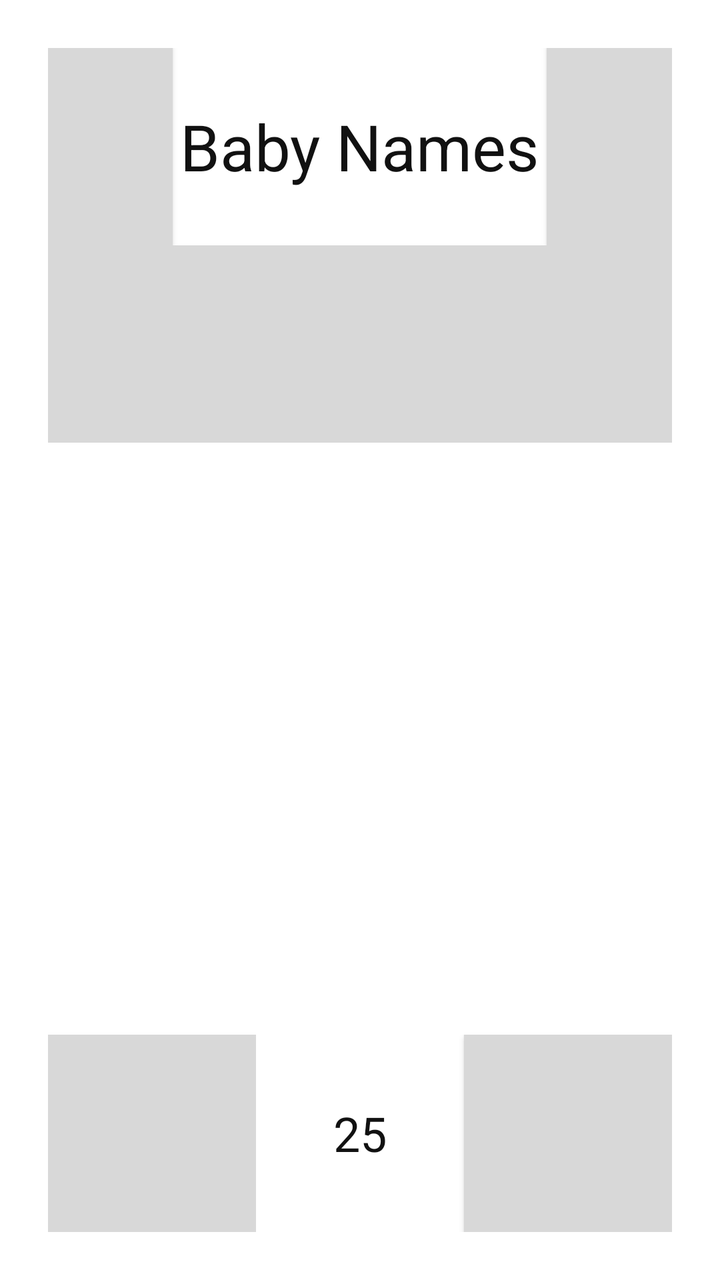
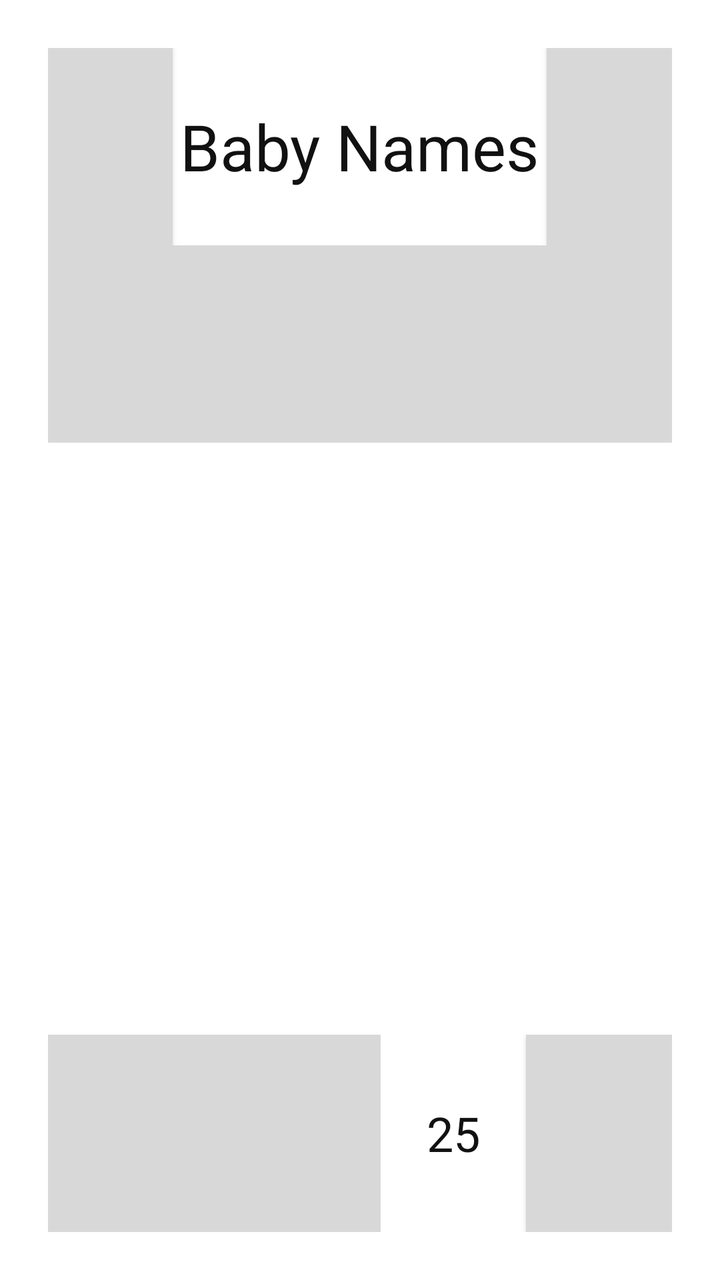

The first picture is an Android layout as it rendered before a commit; the second is the same layout after the commit. The layout source and the unified diff follow.
<!-- AndroidManifest.xml: application theme AppTheme -->
<!-- res/layout/home.xml -->
<LinearLayout
     xmlns:android="http://schemas.android.com/apk/res/android"
     xmlns:tools="http://schemas.android.com/tools"
     android:id="@+id/bg"
     android:background="@color/white"
     android:orientation="vertical"
     android:layout_width="match_parent"
     android:layout_height="match_parent"
     android:padding="@dimen/largeMargin"
     tools:context=".Home">

     <LinearLayout
          android:orientation="horizontal"
          android:layout_width="fill_parent"
          android:layout_height="0dp"
          android:layout_weight="1">

          <Button
               android:id="@+id/account"
               android:onClick="account"
               android:text=""
               android:foreground="@drawable/tool_account" android:foregroundGravity="center"
               android:gravity="center"
               android:padding="@dimen/smallMargin"
               android:layout_height="fill_parent"
               android:layout_width="0dp"
               android:layout_weight="1"
               android:background="@color/gray"
               android:layout_gravity="center_horizontal"/>

          <TextView
               android:id="@+id/homePage"
               android:text="@string/homePage"
               android:textColor="@color/text_primary"
               android:gravity="center"
               android:textSize="@dimen/largeText"
               android:layout_height="fill_parent"
               android:layout_width="0dp"
               android:layout_weight="3"/>

          <Button
               android:id="@+id/myList"
               android:onClick="myList"
               android:text=""
               android:foreground="@drawable/tool_star" android:foregroundGravity="center"
               android:gravity="center"
               android:padding="@dimen/smallMargin"
               android:layout_width="0dp"
               android:layout_height="fill_parent"
               android:layout_weight="1"
               android:background="@color/gray"/>

     </LinearLayout>

     <LinearLayout
          android:orientation="horizontal"
          android:id="@+id/genderButtonsLayout"
          android:gravity="center"
          android:layout_height="0dp"
          android:layout_width="fill_parent"
          android:layout_weight="1">

          <Button
               android:id="@+id/boys"
               android:onClick="boys"
               android:text=""
               android:foreground="@drawable/ic_boy" android:foregroundGravity="center"
               android:gravity="center"
               android:padding="@dimen/smallMargin"
               android:layout_width="0dp"
               android:layout_height="fill_parent"
               android:layout_weight="1"
               android:background="@color/gray"/>

          <Button
               android:background="@color/gray"
               android:id="@+id/all"
               android:onClick="all"
               android:text=""
               android:foreground="@drawable/ic_baby" android:foregroundGravity="center"
               android:gravity="center"
               android:padding="@dimen/smallMargin"
               android:layout_width="0dp"
               android:layout_height="fill_parent"
               android:layout_weight="1"/>

          <Button
               android:background="@color/gray"
               android:id="@+id/girls"
               android:onClick="girls"
               android:text=""
               android:foreground="@drawable/ic_girl" android:foregroundGravity="center"
               android:gravity="center"
               android:padding="@dimen/smallMargin"
               android:layout_width="0dp"
               android:layout_height="fill_parent"
               android:layout_weight="1"/>

     </LinearLayout>

     <RelativeLayout
          android:id="@+id/alphabetListViewLayout"
          android:layout_height="0dp"
          android:layout_width="fill_parent"
          android:layout_weight="3">

          <ListView
               android:id="@+id/alphabetListView"
               android:layout_width="match_parent"
               android:layout_height="wrap_content"/>

     </RelativeLayout>

     <LinearLayout
          android:orientation="horizontal"
          android:id="@+id/bottomButtonsLayout"
          android:gravity="center"
          android:layout_height="0dp"
          android:layout_width="fill_parent"
          android:layout_weight="1">

          <Spinner
               android:id="@+id/sorts_spinner"
               android:layout_width="0dp"
               android:layout_height="fill_parent"
               android:textSize="@dimen/largeText"
               android:padding="@dimen/mediumMargin"
               android:layout_weight="1"
               android:background="@color/gray"
               android:dropDownWidth="fill_parent"/>

          <EditText
               android:id="@+id/limit"
               android:imeActionId="1"
               android:hint="@string/limit"
               android:text="25"
               android:singleLine="true"
               android:inputType="number"
               android:textSize="@dimen/mediumText"
               android:textAlignment="center"
               android:textColor="@color/text_primary"
               android:textColorHint="@color/text_secondary"
               android:padding="@dimen/smallMargin"
               android:layout_width="0dp"
               android:layout_height="fill_parent"
               android:layout_weight="1"
               android:gravity="center"
               android:background="@color/white"/>

          <Button
               android:id="@+id/names"
               android:onClick="names"
               android:text=""
               android:foreground="@drawable/tool_next" android:foregroundGravity="center"
               android:gravity="center"
               android:padding="@dimen/smallMargin"
               android:layout_width="0dp"
               android:layout_height="fill_parent"
               android:layout_weight="1"
               android:background="@color/gray"/>

     </LinearLayout>

</LinearLayout>
<!-- resources referenced by this layout -->
<resources>
  <color name="gray">#d8d8d8</color>
  <color name="text_primary">#111111</color>
  <color name="text_secondary">#555555</color>
  <color name="white">#ffffff</color>
  <dimen name="largeMargin">24dp</dimen>
  <dimen name="largeText">32sp</dimen>
  <dimen name="mediumMargin">12dp</dimen>
  <dimen name="mediumText">24sp</dimen>
  <dimen name="smallMargin">6dp</dimen>
  <!-- drawable ic_baby: png bitmap (drawable-hdpi, 3486 bytes) -->
  <!-- drawable ic_boy: png bitmap (drawable-hdpi, 4145 bytes) -->
  <!-- drawable ic_girl: png bitmap (drawable-hdpi, 4881 bytes) -->
  <!-- drawable tool_account (drawable) -->
  <vector xmlns:android="http://schemas.android.com/apk/res/android"
      android:width="28dp"
      android:height="28dp"
      android:viewportWidth="100"
      android:viewportHeight="100">
      <path
          android:fillColor="@color/button_text"
          android:pathData="M50,14 A20,20 0 1,1 49.9,14 Z"/>
      <path
          android:fillColor="@color/button_text"
          android:pathData="M 16,84 C 16,65 30,57 50,57 C 70,57 84,65 84,84 C 84,86 82,88 80,88 L 20,88 C 18,88 16,86 16,84 Z"/>
  </vector>
  <!-- drawable tool_next (drawable) -->
  <vector xmlns:android="http://schemas.android.com/apk/res/android"
      android:width="28dp"
      android:height="28dp"
      android:viewportWidth="100"
      android:viewportHeight="100">
      <path
          android:fillColor="@color/button_text"
          android:pathData="M 30,18 C 27.5,16.5 24,18.2 24,21.5 L 24,78.5 C 24,81.8 27.5,83.5 30,82 L 78,53.5 C 80.5,52 80.5,48 78,46.5 Z"/>
  </vector>
  <!-- drawable tool_star (drawable) -->
  <vector xmlns:android="http://schemas.android.com/apk/res/android"
      android:width="28dp"
      android:height="28dp"
      android:viewportWidth="100"
      android:viewportHeight="100">
      <path
          android:fillColor="@color/button_text"
          android:pathData="M 50,8 L 62.5,35.5 L 91.5,39.5 L 70.5,59.5 L 75.8,88.5 L 50,74.5 L 24.2,88.5 L 29.5,59.5 L 8.5,39.5 L 37.5,35.5 Z"/>
  </vector>
  <string name="homePage">Baby Names</string>
  <string name="limit">max:1000</string>
  <style name="AppTheme" parent="android:Theme.Material.Light.NoActionBar">
          <item name="android:textColor">@color/text_primary</item>
          <item name="android:textColorPrimary">@color/text_primary</item>
          <item name="android:textColorSecondary">@color/text_secondary</item>
          <item name="android:windowBackground">@color/white</item>
          <item name="android:colorBackground">@color/white</item>
      </style>
  <color name="button_text">#111111</color>
</resources>

<!-- the commit's change to res/layout/home.xml (unified diff, before → after) -->
@@ -123,10 +123,13 @@
                android:id="@+id/sorts_spinner"
                android:layout_width="0dp"
                android:layout_height="fill_parent"
-               android:textSize="@dimen/largeText"
-               android:padding="@dimen/mediumMargin"
-               android:layout_weight="1"
+               android:paddingLeft="8dp"
+               android:paddingRight="8dp"
+               android:paddingTop="4dp"
+               android:paddingBottom="4dp"
+               android:layout_weight="1.6"
                android:background="@color/gray"
+               android:gravity="center"
                android:dropDownWidth="fill_parent"/>
 
           <EditText
@@ -143,7 +146,7 @@
                android:padding="@dimen/smallMargin"
                android:layout_width="0dp"
                android:layout_height="fill_parent"
-               android:layout_weight="1"
+               android:layout_weight="0.7"
                android:gravity="center"
                android:background="@color/white"/>
 
@@ -156,7 +159,7 @@
                android:padding="@dimen/smallMargin"
                android:layout_width="0dp"
                android:layout_height="fill_parent"
-               android:layout_weight="1"
+               android:layout_weight="0.7"
                android:background="@color/gray"/>
 
      </LinearLayout>
<!-- resource entries referenced after the edit -->
@@ -6,7 +6,6 @@
   <color name="white">#ffffff</color>
   <dimen name="largeMargin">24dp</dimen>
   <dimen name="largeText">32sp</dimen>
-  <dimen name="mediumMargin">12dp</dimen>
   <dimen name="mediumText">24sp</dimen>
   <dimen name="smallMargin">6dp</dimen>
   <!-- drawable ic_baby: png bitmap (drawable-hdpi, 3486 bytes) -->
